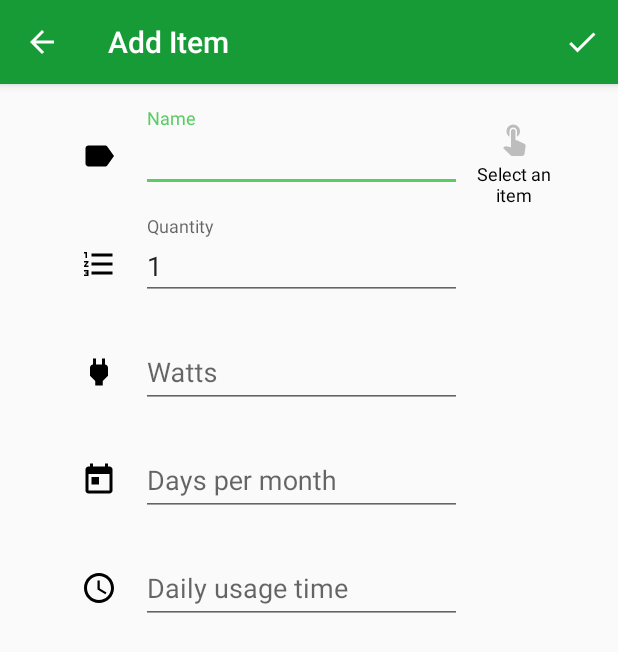
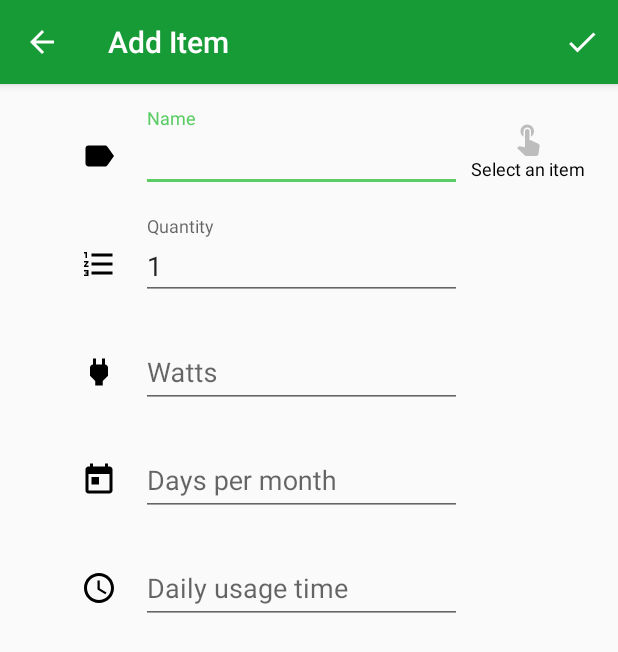
Before and after one commit to ccalvario/electricity-calculator, an Android app: the AddItemActivity screen opened directly, with no data from a screen before it, on a phone screen of 412 x 824 dp. Shown: the top 652 px of the screen. Run offline under Robolectric (Android 15) with nearby library versions, the light colour scheme and no system bars; our stand-ins replace AdMob; libraries missing offline, so code that uses them is left out: trikita.log.

Commit message:
Fix graphical bugs.

```diff
--- a/app/src/main/java/prj/ccalvario/electricitycalculator/CustomItemDecoration.java
+++ b/app/src/main/java/prj/ccalvario/electricitycalculator/CustomItemDecoration.java
@@ -11,7 +11,7 @@
 
     //private Drawable divider;
     private int mHorizontalSpace = 15;
-    private int mVerticalSpace = 30;
+    private int mVerticalSpace = 15;
 
     /**
      * Default divider will be used
--- a/app/src/main/res/layout/activity_add_item.xml
+++ b/app/src/main/res/layout/activity_add_item.xml
@@ -187,9 +187,9 @@
 
             <RelativeLayout
                 android:id="@+id/pick_item"
-                android:layout_width="54dp"
-                android:layout_height="58dp"
-                android:layout_marginStart="8dp"
+                android:layout_width="wrap_content"
+                android:layout_height="wrap_content"
+                android:layout_marginStart="6dp"
                 android:layout_marginTop="24dp"
                 android:background="?android:attr/selectableItemBackground"
                 android:clickable="true"
@@ -210,6 +210,7 @@
                     android:layout_width="wrap_content"
                     android:layout_height="wrap_content"
                     android:layout_alignParentBottom="true"
+                    android:layout_below="@+id/imageview_pick_item"
                     android:layout_centerHorizontal="true"
                     android:text="@string/additem_pick_sample"
                     android:textAlignment="center"
--- a/app/src/main/res/layout/activity_main.xml
+++ b/app/src/main/res/layout/activity_main.xml
@@ -23,7 +23,7 @@
         android:id="@+id/main_list_items"
         android:layout_width="0dp"
         android:layout_height="0dp"
-        android:layout_marginTop="8dp"
+        android:layout_marginTop="2dp"
         android:clickable="true"
         app:layout_constraintBottom_toTopOf="@+id/adview_main"
         app:layout_constraintEnd_toEndOf="parent"
--- a/app/src/main/res/values/strings.xml
+++ b/app/src/main/res/values/strings.xml
@@ -20,7 +20,7 @@
     <string name="additem_time_picker">Select time</string>
     <string name="additem_pick_sample">Select an item</string>
     <string name="additem_activity_title">Add Item</string>
-    <string name="samples_dialog_title">Select an item</string>
+    <string name="samples_dialog_title">Select\n an item</string>
     <string name="chart_others">Others</string>
     <string name="about_author">Developer:</string>
     <string name="about_developer">Cuauhtémoc Calvario</string>
```
Also changed, not shown: app/src/main/res/layout-land/activity_main.xml (+21 -5 lines), app/src/main/res/layout/cardview_item.xml (+15 -14 lines), 1 other file.
